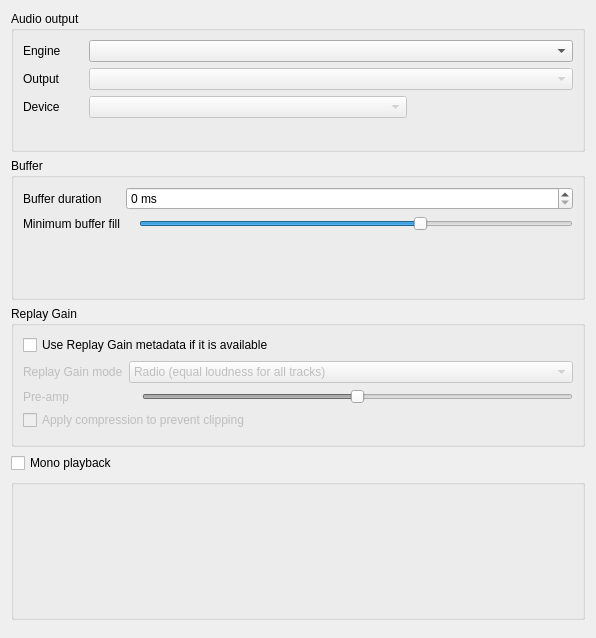
Before: the Qt Designer form src/settings/backendsettingspage.ui in strawberrymusicplayer/strawberry, drawn with Qt 5.
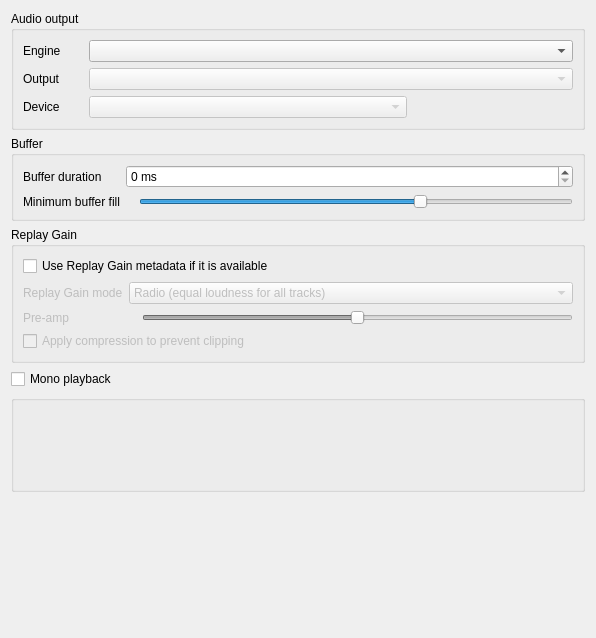
After: the same form once the commit is applied. Custom widgets are drawn as their Qt base class.

Commit message: Hide warning groupbox in backend settings

The edit to the form file:
```diff
--- a/src/settings/backendsettingspage.ui
+++ b/src/settings/backendsettingspage.ui
@@ -305,6 +305,9 @@
    </item>
    <item>
     <widget class="QGroupBox" name="groupbox_warning">
+     <property name="enabled">
+      <bool>false</bool>
+     </property>
      <property name="title">
       <string/>
      </property>
@@ -367,6 +370,12 @@
      <property name="orientation">
       <enum>Qt::Vertical</enum>
      </property>
+     <property name="sizeHint" stdset="0">
+      <size>
+       <width>0</width>
+       <height>0</height>
+      </size>
+     </property>
     </spacer>
    </item>
   </layout>
```
The commit also changes 1 other file.
